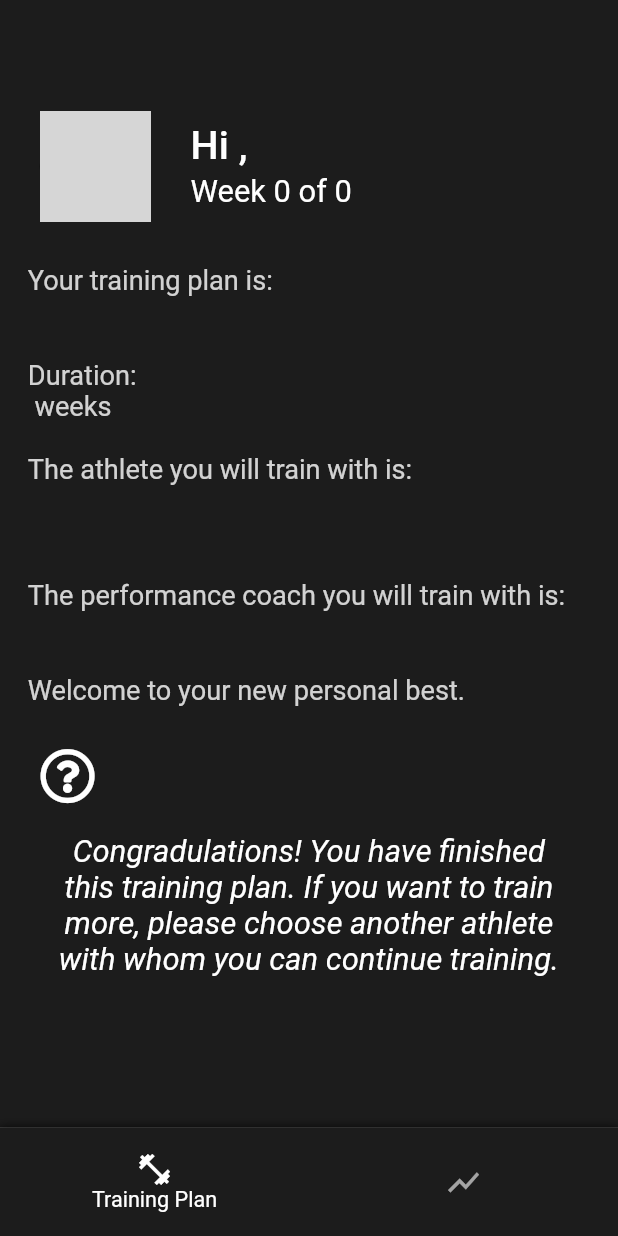
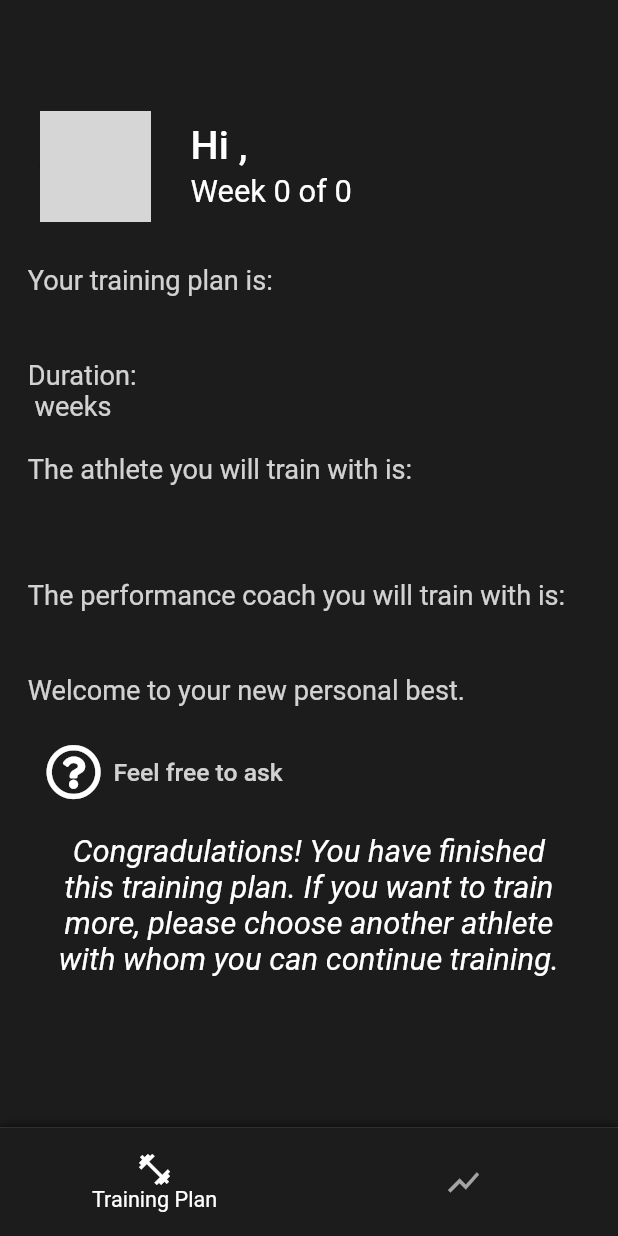
Before and after one commit to Danis96/Athlete.co, a Flutter app: the TrainingPlan screen opened directly with empty values, on a phone screen of 412 x 824 dp. Run offline on Flutter 3.47's test engine with Material 2 defaults, Android fonts, the phone set to English and light mode, and no system bars; our stand-ins replace audioplayers, cloud_firestore, dio, firebase_auth, font_awesome_flutter, google_sign_in and 1 more; missing offline and left inert: flutter_appavailability, flutter_facebook_login, flutter_twitter_login, video_box; accounts and stored records are empty; network calls fail; grey boxes are pictures that could not be loaded.

Commit message:
'feelFreeToAsk'

```diff
--- a/lib/view/trainingPlan/pages/trainingPlan.dart
+++ b/lib/view/trainingPlan/pages/trainingPlan.dart
@@ -73,15 +73,15 @@ class _TrainingPlanState extends State<TrainingPlan> {
                   height: SizeConfig.blockSizeVertical * 2.5,
                 ),
                 Container(
-                  child: IconButton(
-                    icon: FaIcon(
-                      FontAwesomeIcons.questionCircle,
-                      color: Colors.white,
-                      size: SizeConfig.blockSizeHorizontal * 9,
-                    ),
-                    onPressed: () => showSocialMediaDialog(context),
+                    child: FlatButton.icon(
+                  onPressed: () => showSocialMediaDialog(context),
+                  label: Text('Feel free to ask', style: TextStyle(color: MyColors().lightWhite, fontSize: SizeConfig.safeBlockHorizontal * 4),),
+                  icon: FaIcon(
+                    FontAwesomeIcons.questionCircle,
+                    color: Colors.white,
+                    size: SizeConfig.blockSizeHorizontal * 9,
                   ),
-                ),
+                )),
                 listOfWeeks(
                   widget.userDocument,
                   widget.userTrainerDocument,
```
Also changed, not shown: lib/view/workout/widgets/info.dart (+3 -5 lines).
